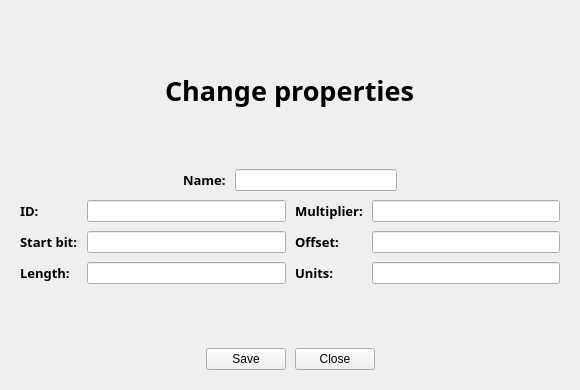
Above: CanReader/GUI/UpdateWindow/UpdateWindow.ui from GKPr0/Formula-Student-Telemetry before the change. Below: the same form after it.
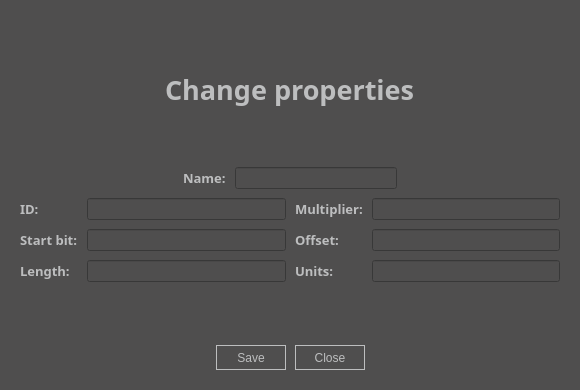
That is the form after the change.

Commit message: Design update -> overviewtab add, dark style

Diff of the .ui file:
```diff
--- a/CanReader/GUI/UpdateWindow/UpdateWindow.ui
+++ b/CanReader/GUI/UpdateWindow/UpdateWindow.ui
@@ -13,6 +13,10 @@
   <property name="windowTitle">
    <string>Setup new</string>
   </property>
+  <property name="styleSheet">
+   <string notr="true">color: rgb(189, 190, 191);
+background-color: rgb(79, 78, 78);</string>
+  </property>
   <widget class="QWidget" name="centralwidget">
    <layout class="QHBoxLayout" name="horizontalLayout_4">
     <property name="spacing">
@@ -101,6 +105,33 @@
         </item>
         <item>
          <widget class="QPushButton" name="save_button">
+          <property name="minimumSize">
+           <size>
+            <width>70</width>
+            <height>25</height>
+           </size>
+          </property>
+          <property name="maximumSize">
+           <size>
+            <width>16777215</width>
+            <height>25</height>
+           </size>
+          </property>
+          <property name="styleSheet">
+           <string notr="true">QPushButton {
+	color: rgb(189, 190, 191);
+	background-color: rgb(79, 78, 78);
+	border-style: solid;
+	border-color: rgb(189, 190, 191);
+	border-width: 1px;
+
+} 
+
+QPushButton:pressed {
+	background-color: rgb(89,88,88);
+
+}</string>
+          </property>
           <property name="text">
            <string>Save</string>
           </property>
@@ -108,6 +139,33 @@
         </item>
         <item>
          <widget class="QPushButton" name="button_close">
+          <property name="minimumSize">
+           <size>
+            <width>70</width>
+            <height>25</height>
+           </size>
+          </property>
+          <property name="maximumSize">
+           <size>
+            <width>16777215</width>
+            <height>25</height>
+           </size>
+          </property>
+          <property name="styleSheet">
+           <string notr="true">QPushButton {
+	color: rgb(189, 190, 191);
+	background-color: rgb(79, 78, 78);
+	border-style: solid;
+	border-color: rgb(189, 190, 191);
+	border-width: 1px;
+
+} 
+
+QPushButton:pressed {
+	background-color: rgb(89,88,88);
+
+}</string>
+          </property>
           <property name="text">
            <string>Close</string>
           </property>
```
The commit also changes 5 other files.
